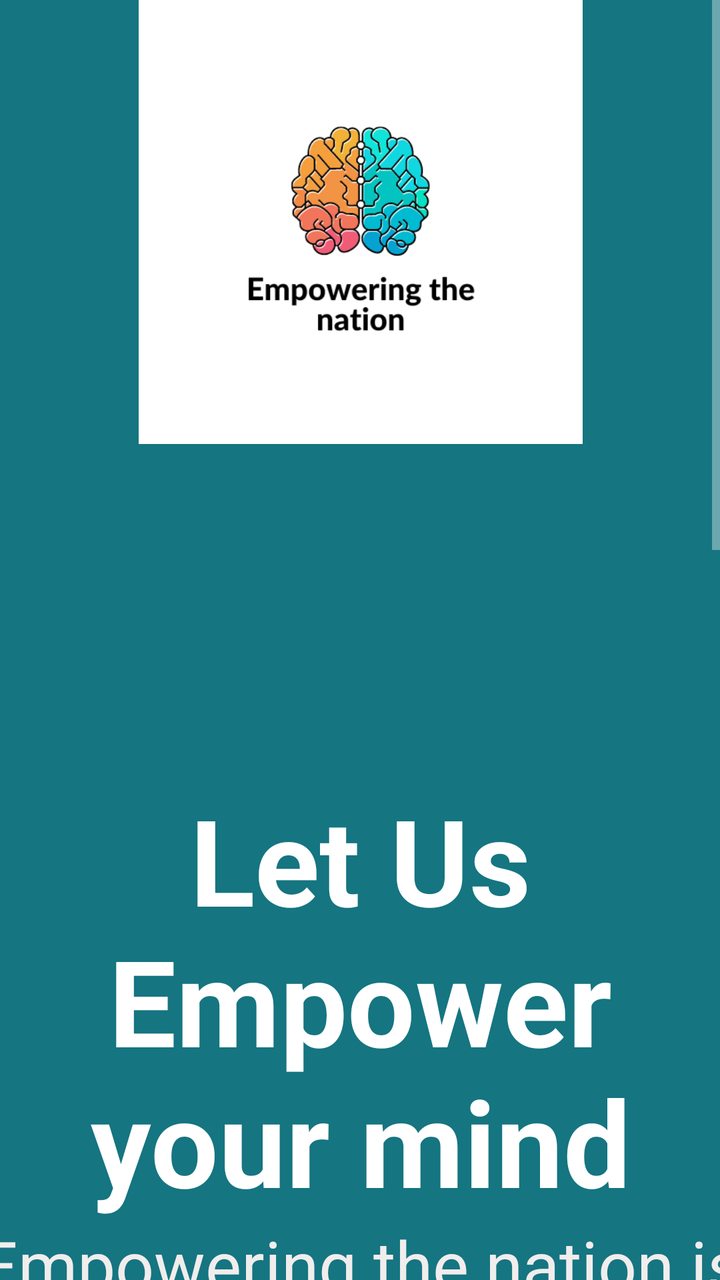
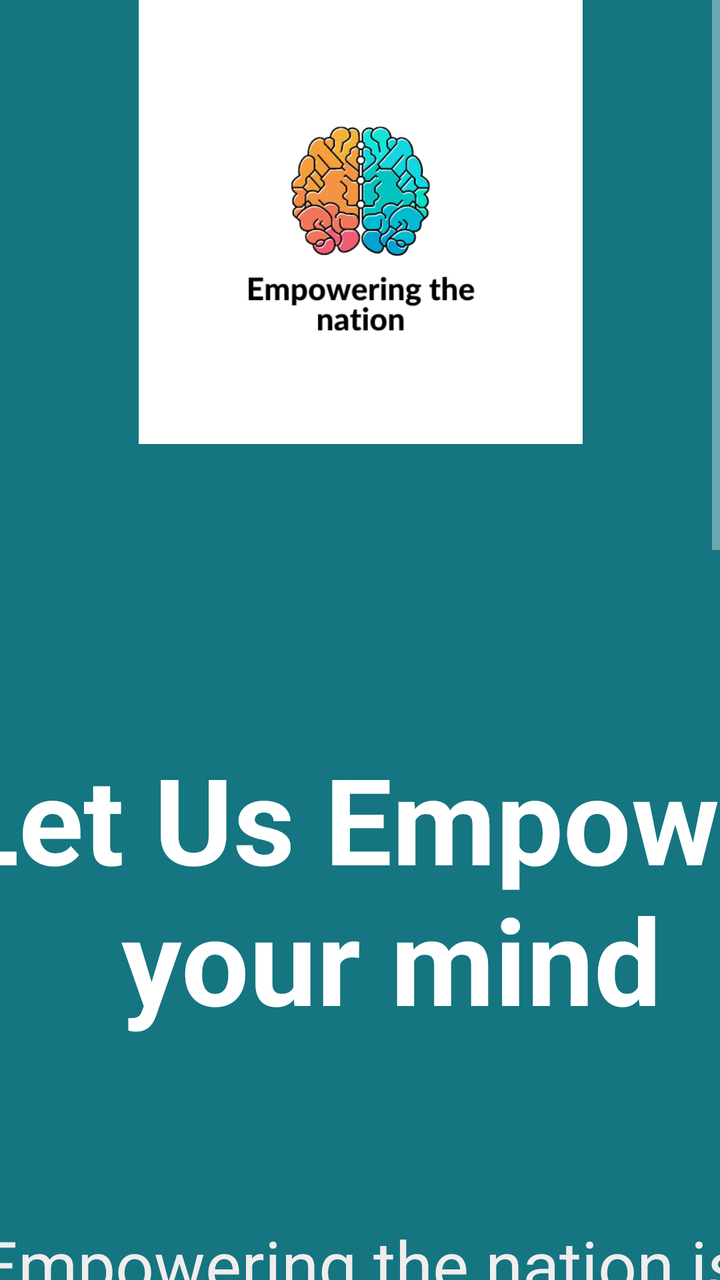

Screens rendered from an Android XML layout before and after an edit, with the pre-edit source and the edit as a unified diff.
<!-- AndroidManifest.xml: application theme Theme.AppCompat -->
<!-- res/layout/fragment_home.xml -->
<?xml version="1.0" encoding="utf-8"?>
<ScrollView xmlns:android="http://schemas.android.com/apk/res/android"
    xmlns:app="http://schemas.android.com/apk/res-auto"
    xmlns:tools="http://schemas.android.com/tools"
    android:id="@+id/ScrollViewMonths"
    android:layout_width="match_parent"
    android:layout_height="match_parent">

    <FrameLayout
        android:layout_width="match_parent"
        android:layout_height="match_parent"
        android:background="#157581"
        tools:context=".HomeFragment">

        
        <androidx.constraintlayout.widget.ConstraintLayout
            android:layout_width="match_parent"
            android:layout_height="1490dp"
            android:background="#157581">


            <ImageView
                android:id="@+id/imageView3"
                android:layout_width="420dp"
                android:layout_height="222dp"
                app:layout_constraintEnd_toEndOf="parent"
                app:layout_constraintStart_toStartOf="parent"
                app:layout_constraintTop_toTopOf="parent"
                app:srcCompat="@drawable/thumbnail_img_7280" />

            <Button
                android:id="@+id/buttonBookNowCourses2"
                android:layout_width="219dp"
                android:layout_height="98dp"
                android:background="@drawable/grasient_drawable"
                android:drawableRight="@drawable/ic_checkout_foreground"
                android:text="Book Now!"
                android:textColor="#4CAF50"
                android:textSize="24sp"
                app:layout_constraintBottom_toBottomOf="parent"
                app:layout_constraintEnd_toEndOf="parent"
                app:layout_constraintStart_toStartOf="parent"
                app:layout_constraintTop_toTopOf="parent"
                app:layout_constraintVertical_bias="0.982" />

            <TextView
                android:id="@+id/textView"
                android:layout_width="match_parent"
                android:layout_height="wrap_content"
                android:background="#157581"
                android:text="Let Us Empower your mind"
                android:textAlignment="center"
                android:textColor="#FFFFFF"
                android:textSize="60sp"
                android:textStyle="bold"
                app:layout_constraintBottom_toBottomOf="parent"
                app:layout_constraintEnd_toEndOf="parent"
                app:layout_constraintStart_toStartOf="parent"
                app:layout_constraintTop_toTopOf="parent"
                app:layout_constraintVertical_bias="0.307" />

            <ImageView
                android:id="@+id/imageView4"
                android:layout_width="451dp"
                android:layout_height="313dp"
                android:src="@drawable/img_7270"
                app:layout_constraintBottom_toBottomOf="parent"
                app:layout_constraintEnd_toEndOf="parent"
                app:layout_constraintStart_toStartOf="parent"
                app:layout_constraintTop_toTopOf="parent"
                app:layout_constraintVertical_bias="0.661" />

            <TextView
                android:id="@+id/textView4"
                android:layout_width="480dp"
                android:layout_height="133dp"
                android:text="Empowering the nation is hopes to empower domeatic workers as   "
                android:textAlignment="center"
                android:textColor="#F1EDED"
                android:textSize="34sp"
                app:layout_constraintBottom_toBottomOf="parent"
                app:layout_constraintEnd_toEndOf="parent"
                app:layout_constraintStart_toStartOf="parent"
                app:layout_constraintTop_toTopOf="parent"
                app:layout_constraintVertical_bias="0.449" />

            <TextView
                android:id="@+id/textView6"
                android:layout_width="416dp"
                android:layout_height="178dp"
                android:background="#15909F"
                android:text="Score Discounts By Getting Two Or More Coureses! "
                android:textAlignment="center"
                android:textColor="#FFE57F"
                android:textSize="48sp"
                app:layout_constraintBottom_toBottomOf="parent"
                app:layout_constraintEnd_toEndOf="parent"
                app:layout_constraintStart_toStartOf="parent"
                app:layout_constraintTop_toTopOf="parent"
                app:layout_constraintVertical_bias="0.862" />

        </androidx.constraintlayout.widget.ConstraintLayout>
    </FrameLayout>

</ScrollView>
<!-- resources referenced by this layout -->
<resources>
  <!-- drawable grasient_drawable (drawable) -->
  <?xml version="1.0" encoding="utf-8"?>
  <shape
      android:shape = "rectangle"
      xmlns:android = "http://schemas.android.com/apk/res/android" >
  
      <gradient
          android:startColor = "#068b86"
          android:centerColor = "#1f728d"
          android:endColor = "#435193"
          android:angle = "90"
          android:type = "linear" />
  </shape>
  <!-- drawable ic_checkout_foreground (drawable) -->
  <vector xmlns:android="http://schemas.android.com/apk/res/android"
      android:width="108dp"
      android:height="108dp"
      android:viewportWidth="24"
      android:viewportHeight="24"
      android:tint="#242424">
    <group android:scaleX="0.58"
        android:scaleY="0.58"
        android:translateX="5.04"
        android:translateY="5.04">
      <path
          android:fillColor="@android:color/white"
          android:pathData="M7,18c-1.1,0 -1.99,0.9 -1.99,2S5.9,22 7,22s2,-0.9 2,-2S8.1,18 7,18zM17,18c-1.1,0 -1.99,0.9 -1.99,2s0.89,2 1.99,2s2,-0.9 2,-2S18.1,18 17,18zM8.1,13h7.45c0.75,0 1.41,-0.41 1.75,-1.03L21,4.96L19.25,4l-3.7,7H8.53L4.27,2H1v2h2l3.6,7.59l-1.35,2.44C4.52,15.37 5.48,17 7,17h12v-2H7L8.1,13zM12,2l4,4l-4,4l-1.41,-1.41L12.17,7L8,7l0,-2l4.17,0l-1.59,-1.59L12,2z"/>
    </group>
  </vector>
  <!-- drawable img_7270: jpeg bitmap (drawable, 132980 bytes) -->
  <!-- drawable thumbnail_img_7280: jpg bitmap (drawable, 73812 bytes) -->
</resources>

<!-- the commit's change to res/layout/fragment_home.xml (unified diff, before → after) -->
@@ -45,8 +45,8 @@
 
             <TextView
                 android:id="@+id/textView"
-                android:layout_width="match_parent"
-                android:layout_height="wrap_content"
+                android:layout_width="510dp"
+                android:layout_height="209dp"
                 android:background="#157581"
                 android:text="Let Us Empower your mind"
                 android:textAlignment="center"
@@ -55,20 +55,22 @@
                 android:textStyle="bold"
                 app:layout_constraintBottom_toBottomOf="parent"
                 app:layout_constraintEnd_toEndOf="parent"
+                app:layout_constraintHorizontal_bias="0.4"
                 app:layout_constraintStart_toStartOf="parent"
                 app:layout_constraintTop_toTopOf="parent"
-                app:layout_constraintVertical_bias="0.307" />
+                app:layout_constraintVertical_bias="0.288" />
 
             <ImageView
                 android:id="@+id/imageView4"
-                android:layout_width="451dp"
-                android:layout_height="313dp"
+                android:layout_width="485dp"
+                android:layout_height="409dp"
                 android:src="@drawable/img_7270"
                 app:layout_constraintBottom_toBottomOf="parent"
                 app:layout_constraintEnd_toEndOf="parent"
+                app:layout_constraintHorizontal_bias="0.433"
                 app:layout_constraintStart_toStartOf="parent"
                 app:layout_constraintTop_toTopOf="parent"
-                app:layout_constraintVertical_bias="0.661" />
+                app:layout_constraintVertical_bias="0.686" />
 
             <TextView
                 android:id="@+id/textView4"
@@ -86,13 +88,13 @@
 
             <TextView
                 android:id="@+id/textView6"
-                android:layout_width="416dp"
-                android:layout_height="178dp"
+                android:layout_width="423dp"
+                android:layout_height="97dp"
                 android:background="#15909F"
                 android:text="Score Discounts By Getting Two Or More Coureses! "
                 android:textAlignment="center"
                 android:textColor="#FFE57F"
-                android:textSize="48sp"
+                android:textSize="34sp"
                 app:layout_constraintBottom_toBottomOf="parent"
                 app:layout_constraintEnd_toEndOf="parent"
                 app:layout_constraintStart_toStartOf="parent"
